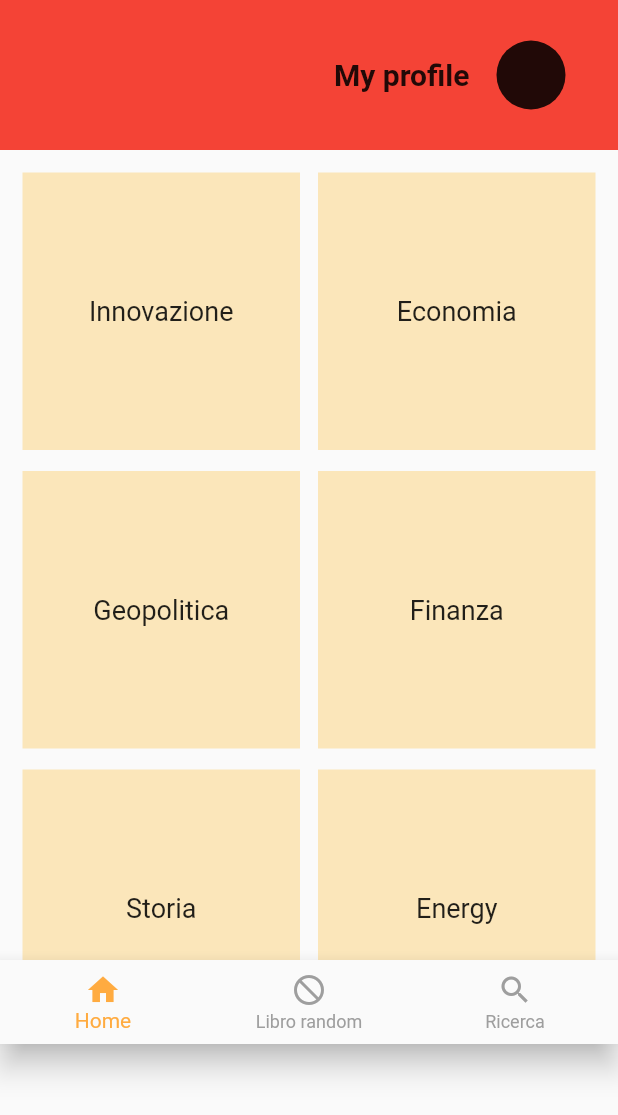
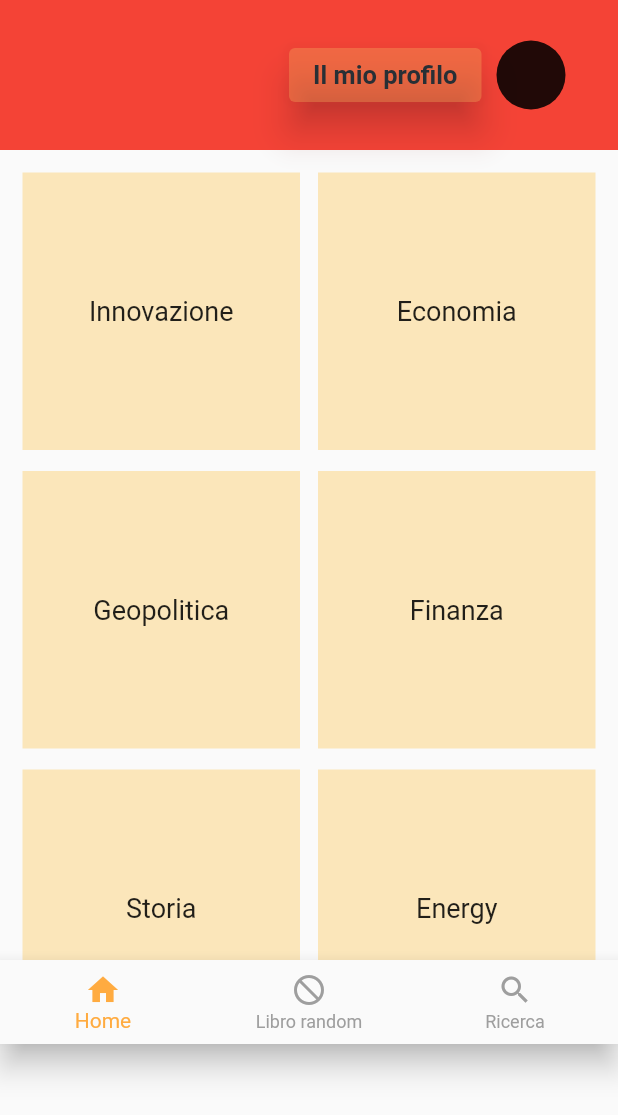
Before and after one commit to simonecarta/flutter_dopaboo, a Flutter app: the screen it shows after launch, on a phone screen of 412 x 824 dp. Shown: the top 1115 px of the screen. Run offline on Flutter 3.47's test engine with Material 2 defaults, Android fonts, the light colour scheme and no system bars.

Commit message:
Route generator, profile button, navbar on work

```diff
--- a/lib/appbar.dart
+++ /dev/null
@@ -1,44 +0,0 @@
-import 'package:flutter/material.dart';
-
-class TopBar extends StatefulWidget {
-  const TopBar({super.key});
-
-  @override
-  State<TopBar> createState() => _TopBarState();
-}
-
-class _TopBarState extends State<TopBar> {
-  @override
-  Widget build(BuildContext context) {
-    return SizedBox(
-      height: 100,
-      child: Container(
-        decoration: const BoxDecoration(color: Colors.red),
-        child: const Column(
-            mainAxisAlignment: MainAxisAlignment.center,
-            children: <Widget>[
-              Padding(
-                padding: EdgeInsets.fromLTRB(0, 0, 35, 0),
-                child: Row(
-                  mainAxisAlignment: MainAxisAlignment.end,
-                  children: [
-                    Padding(
-                      padding: EdgeInsets.fromLTRB(0, 0, 18, 0),
-                      child: Text(
-                        "My profile",
-                        style: TextStyle(
-                            fontSize: 20, fontWeight: FontWeight.bold),
-                      ),
-                    ),
-                    CircleAvatar(
-                      backgroundColor: Color.fromARGB(221, 0, 0, 0),
-                      radius: 23,
-                    ),
-                  ],
-                ),
-              )
-            ]),
-      ),
-    );
-  }
-}
--- a/lib/homepage/bottomnavbar.dart
+++ b/lib/bottomnavbar.dart
@@ -1,4 +1,6 @@
 import 'package:flutter/material.dart';
+
+import 'homepage.dart';
 
 class bottomNavBar extends StatefulWidget {
   const bottomNavBar({super.key});
@@ -8,26 +10,25 @@ class bottomNavBar extends StatefulWidget {
 }
 
 class _bottomNavBarState extends State<bottomNavBar> {
-  int _selectedTab = 0;
+  int _currentIndex = 0;
 
-  List _pages = [
-    Center(child: Text("Home")),
+  final List<Widget> _pages = [
+    HomePage(),
     Center(child: Text("Libro random")),
     Center(
       child: Text("Cerca"),
     )
   ];
 
-  _changeTab(int index) {
-    setState(() {
-      _selectedTab = index;
-    });
-  }
-
   @override
   Widget build(BuildContext context) {
     return BottomNavigationBar(
-      onTap: (index) => _changeTab(index),
+      currentIndex: _currentIndex,
+      onTap: (int index) {
+        setState(() {
+          _currentIndex = index;
+        });
+      },
       selectedItemColor: Colors.orangeAccent,
       unselectedItemColor: Colors.grey,
       items: const [
@@ -39,3 +40,12 @@ class _bottomNavBarState extends State<bottomNavBar> {
     );
   }
 }
+
+class HomePage extends StatelessWidget {
+  const HomePage({super.key});
+
+  @override
+  Widget build(BuildContext context) {
+    return HomePage();
+  }
+}
--- a/lib/homepage.dart
+++ b/lib/homepage.dart
@@ -1,8 +1,7 @@
-import 'package:dopaboo/appbar.dart';
+import 'package:dopaboo/topbar.dart';
 import 'package:dopaboo/categories.dart';
 import 'package:flutter/material.dart';
-
-import 'homepage/bottomnavbar.dart';
+import 'bottomnavbar.dart';
 
 class HomePage extends StatefulWidget {
   const HomePage({super.key});
--- a/lib/main.dart
+++ b/lib/main.dart
@@ -1,5 +1,7 @@
 import 'package:dopaboo/homepage.dart';
 import 'package:flutter/material.dart';
+
+import 'generateroute.dart';
 
 void main() {
   runApp(const MyApp());
@@ -11,8 +13,9 @@ class MyApp extends StatelessWidget {
   // This widget is the root of your application.
   @override
   Widget build(BuildContext context) {
-    return const MaterialApp(
-      home: HomePage(),
-    );
+    return const MaterialApp(home: HomePage(
+    ),
+   onGenerateRoute: RouteGenerator.generateRoute,
+   );
   }
 }
--- /dev/null
+++ b/lib/topbar.dart
@@ -0,0 +1,63 @@
+import 'package:flutter/material.dart';
+import 'readerProfile.dart';
+
+class TopBar extends StatefulWidget {
+  const TopBar({super.key});
+
+  @override
+  State<TopBar> createState() => _TopBarState();
+}
+
+class _TopBarState extends State<TopBar> {
+  dynamic _name = "Il mio profilo";
+
+  @override
+  Widget build(BuildContext context) {
+    return SizedBox(
+      height: 100,
+      child: Container(
+        decoration: const BoxDecoration(color: Colors.red),
+        child: Column(
+            mainAxisAlignment: MainAxisAlignment.center,
+            children: <Widget>[
+              Padding(
+                padding: EdgeInsets.fromLTRB(0, 0, 35, 0),
+                child: Row(
+                  mainAxisAlignment: MainAxisAlignment.end,
+                  children: [
+                    Padding(
+                      padding: EdgeInsets.fromLTRB(0, 0, 10, 0),
+                      child: ElevatedButton(
+                        onPressed: () {
+                          Navigator.pushNamed(context, "readerProfile");
+                        },
+                        style: const ButtonStyle(
+                          elevation: MaterialStatePropertyAll(10),
+                          shadowColor: MaterialStatePropertyAll(
+                              Color.fromARGB(197, 197, 54, 54)),
+                          backgroundColor: MaterialStatePropertyAll(
+                              Color.fromARGB(71, 252, 204, 102)),
+                          foregroundColor: MaterialStatePropertyAll(
+                              Color.fromARGB(255, 40, 47, 53)),
+                          surfaceTintColor:
+                              MaterialStatePropertyAll(Colors.blue),
+                        ),
+                        child: Text(
+                          _name,
+                          style: const TextStyle(
+                              fontSize: 17, fontWeight: FontWeight.bold),
+                        ),
+                      ),
+                    ),
+                    const CircleAvatar(
+                      backgroundColor: Color.fromARGB(221, 0, 0, 0),
+                      radius: 23,
+                    ),
+                  ],
+                ),
+              )
+            ]),
+      ),
+    );
+  }
+}
```
Also changed, not shown: lib/generateroute.dart (added, +19 -0 lines), lib/paginaerrore.dart (added, +12 -0 lines), lib/readerProfile.dart (added, +34 -0 lines).
